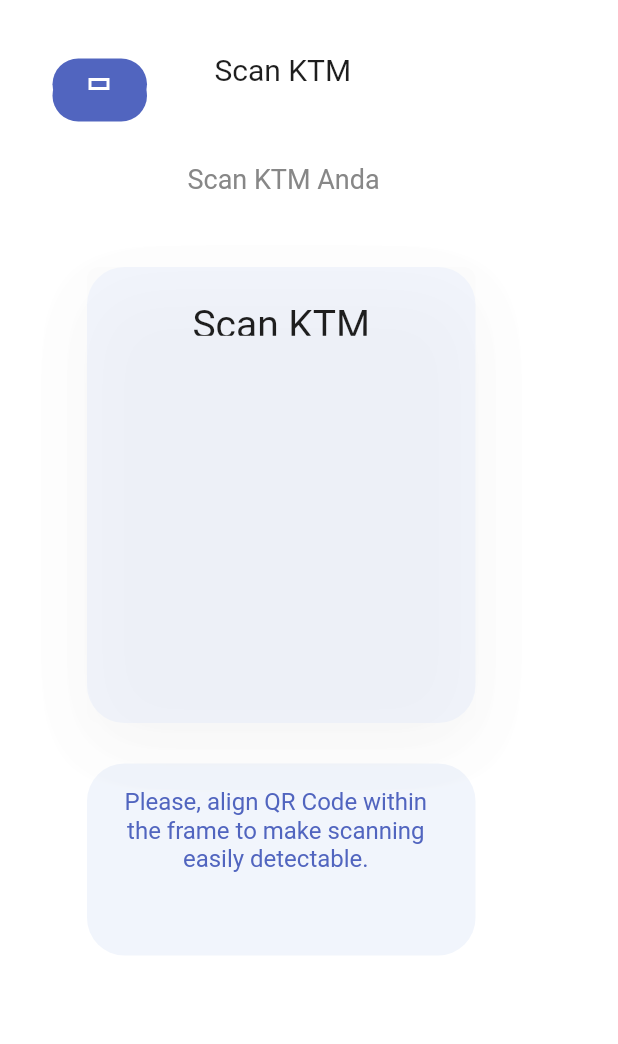
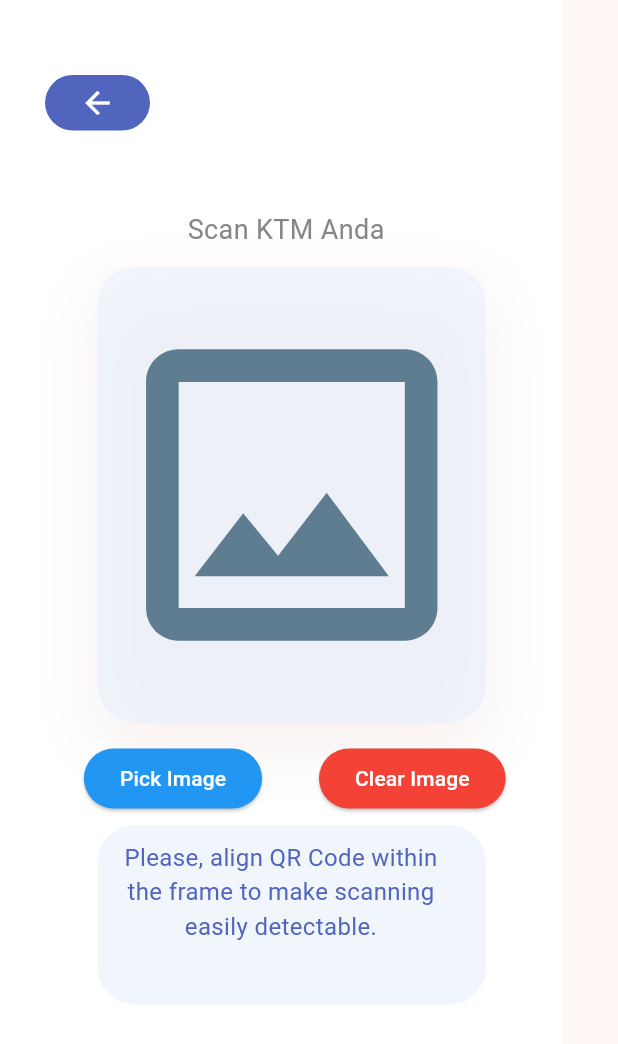
Before and after one commit to rafysp/ocr_project, a Flutter app: the screen it shows after launch, after a tap on "Get Started", after a tap on "Scan", on a phone screen of 412 x 824 dp. Shown: the top 1044 px of the screen. Run offline on Flutter 3.47's test engine with Material 3 defaults, Android fonts, the light colour scheme and no system bars; our stand-ins replace dotted_border, image_picker; Roboto replaces fonts that are missing (Arial-BoldMT, Arial-ItalicMT).

Commit message:
image picker

```diff
--- a/lib/pages/home.dart
+++ b/lib/pages/home.dart
@@ -58,7 +58,7 @@ class HomeScreen extends StatelessWidget {
                         color: Colors.white,
                         fontFamily: 'DM Sans',
                         fontSize: 16,
-                        fontWeight: FontWeight.normal,
+                        fontWeight: FontWeight.bold,
                         height: 1.3125,
                       ),
                     ),
@@ -183,7 +183,8 @@ class HomeScreen extends StatelessWidget {
                   child: Text(
                     'Selamat Datang,\nRafy Shah',
                     style: TextStyle(
-                      color: Colors.black,
+                      color: Color(0xFF5366BE),
+                      fontWeight: FontWeight.bold,
                       fontSize: 16,
                     ),
                   ),
--- a/lib/pages/scan.dart
+++ b/lib/pages/scan.dart
@@ -1,11 +1,41 @@
+import 'dart:io';
 import 'package:flutter/material.dart';
+import 'package:image_picker/image_picker.dart';
+import 'package:dotted_border/dotted_border.dart';
 
-void main() {
-  runApp(const Scan());
+class Scan extends StatefulWidget {
+  const Scan({Key? key}) : super(key: key);
+
+  @override
+  _ScanState createState() => _ScanState();
 }
 
-class Scan extends StatelessWidget {
-  const Scan({Key? key}) : super(key: key);
+class _ScanState extends State<Scan> {
+  File? imageFile; // Store the picked image file
+  final picker = ImagePicker();
+
+  Future<void> showPictureDialog() async {
+    await showDialog<void>(
+        context: context,
+        builder: (BuildContext context) {
+          return SimpleDialog(title: const Text('Select Action'), children: [
+            SimpleDialogOption(
+              onPressed: () {
+                getFromCamera();
+                Navigator.of(context).pop();
+              },
+              child: const Text('Camera'),
+            ),
+            SimpleDialogOption(
+              onPressed: () {
+                getFromGallery();
+                Navigator.of(context).pop();
+              },
+              child: const Text('Gallery'),
+            )
+          ]);
+        });
+  }
 
   @override
   Widget build(BuildContext context) {
@@ -13,28 +43,13 @@ class Scan extends StatelessWidget {
       title: 'Flutter Demo',
       debugShowCheckedModeBanner: false,
       theme: ThemeData(
-        colorScheme:
-            ColorScheme.fromSeed(seedColor: Color.fromARGB(255, 255, 0, 0)),
+        colorScheme: ColorScheme.fromSeed(
+          seedColor: const Color.fromARGB(255, 255, 0, 0),
+        ),
         useMaterial3: true,
       ),
-      home: const ScanScreen(title: 'Welcome'),
-    );
-  }
-}
-
-class ScanScreen extends StatefulWidget {
-  const ScanScreen({Key? key, required this.title}) : super(key: key);
-
-  final String title;
-
-  @override
-  State<ScanScreen> createState() => ScanPage();
-}
-
-class ScanPage extends State<ScanScreen> {
-  @override
-  Widget build(BuildContext context) {
-    return Container(
+      home: Scaffold(
+        body: Container(
           color: Colors.white,
           child: Container(
             width: 375,
@@ -45,57 +60,38 @@ class ScanPage extends State<ScanScreen> {
             ),
             child: Stack(
               children: [
-            Positioned(
-              left: 0,
-              width: 375,
-              top: 0,
-              height: 812,
-              child: Container(
+                Container(
                   width: 375,
                   height: 812,
-                decoration: BoxDecoration(
-                  color: const Color(0xffffffff),
+                  decoration: const BoxDecoration(
+                    color: Color(0xffffffff),
                   ),
                 ),
-            ),
+                GestureDetector(
+                  onTap: () {
+                    Navigator.pop(
+                        context); // Navigate back to the previous screen
+                  },
+                  child: Container(
+                    width: 200,
+                    height: 200,
+                    child: Stack(
+                      children: <Widget>[
                         Positioned(
-              left: 35,
-              width: 63,
-              top: 39,
-              height: 42,
+                          top: 50,
+                          left: 30,
                           child: Container(
-                width: 63,
-                height: 42,
+                            width: 70,
+                            height: 37,
                             decoration: BoxDecoration(
                               borderRadius: BorderRadius.circular(20),
+                              color: Color.fromRGBO(81, 101, 191, 1),
                             ),
-                child: Stack(
-                  children: [
-                    Positioned(
-                      left: 0,
-                      width: 63,
-                      top: 0,
-                      height: 34.42,
-                      child: Container(
-                        width: 63,
-                        height: 34.42,
-                        decoration: BoxDecoration(
-                          color: const Color(0xff5165bf),
-                          borderRadius: BorderRadius.circular(20),
+                            child: Center(
+                              child: Icon(
+                                Icons.arrow_back,
+                                color: Colors.white,
                               ),
-                      ),
-                    ),
-                    Positioned(
-                      left: 0,
-                      width: 63,
-                      top: 7.58,
-                      height: 34.42,
-                      child: Container(
-                        width: 63,
-                        height: 34.42,
-                        decoration: BoxDecoration(
-                          color: const Color(0xff5165bf),
-                          borderRadius: BorderRadius.circular(20),
                             ),
                           ),
                         ),
@@ -103,75 +99,49 @@ class ScanPage extends State<ScanScreen> {
                     ),
                   ),
                 ),
-            Positioned(
-              left: 54,
-              width: 24,
-              top: 44,
-              height: 24,
-              child: Stack(
-                children: [
-                  Positioned(
-                    left: 5,
-                    width: 14,
-                    top: 8,
-                    height: 8,
-                    child: Container(
-                        decoration: BoxDecoration(
-                          border: Border.all(
-                              color: const Color(0xffffffff), width: 2),
-                        ),
-                        child: Container()),
-                  ),
-                ],
-              ),
-            ),
-            Positioned(
-              left: 58,
+                Container(
+                  // second box
+                  margin: const EdgeInsets.only(left: 65, top: 550),
                   width: 259,
-              top: 509,
-              height: 128,
-              child: Container(
-                width: 259,
-                height: 128,
+                  height: 120,
                   decoration: BoxDecoration(
                     color: const Color(0xfff1f5fc),
                     borderRadius: BorderRadius.circular(25),
                   ),
                 ),
-            ),
-            Positioned(
-              left: 58,
+                Container(
+                  // first box
+                  margin: const EdgeInsets.only(left: 65, top: 178),
                   width: 259,
-              top: 178,
                   height: 304,
                   child: Stack(
                     children: [
-                  Positioned(
-                    left: 0,
-                    width: 259,
-                    top: 0,
-                    height: 304,
-                    child: Container(
+                      Container(
                         width: 259,
                         height: 304,
+                        child: SizedBox.expand(
+                          child: FittedBox(
+                              child: imageFile != null
+                                  ? Image.file(File(imageFile!.path),
+                                      fit: BoxFit.cover)
+                                  : const Icon(
+                                      Icons.image_outlined,
+                                      color: Colors.blueGrey,
+                                    )),
+                        ),
                         decoration: BoxDecoration(
                           color: const Color(0xfffcfcfc),
                           borderRadius: BorderRadius.circular(8),
                           boxShadow: const [
                             BoxShadow(
-                              color: const Color(0x0c8d8d8d),
+                              color: Color.fromARGB(11, 219, 4, 4),
                               offset: Offset(0, 16),
-                              blurRadius: 40),
+                              blurRadius: 40,
+                            ),
                           ],
                         ),
                       ),
-                  ),
-                  Positioned(
-                    left: 0,
-                    width: 259,
-                    top: 0,
-                    height: 304,
-                    child: Container(
+                      Container(
                         width: 259,
                         height: 304,
                         decoration: BoxDecoration(
@@ -181,35 +151,57 @@ class ScanPage extends State<ScanScreen> {
                             BoxShadow(
                               color: const Color(0x0c8d8d8d),
                               offset: Offset(0, 16),
-                              blurRadius: 40),
+                              blurRadius: 40,
+                            ),
                           ],
-                      ),
-                    ),
-                  ),
-                  Positioned(
-                    left: 0,
-                    width: 259,
-                    top: 23.16,
-                    height: 22.65,
-                    child: Text(
-                      'Scan KTM',
-                      textAlign: TextAlign.center,
-                      style: TextStyle(
-                          decoration: TextDecoration.none,
-                          fontSize: 26,
-                          color: const Color(0xff1e1e1e),
-                          fontFamily: 'Arial-BoldMT',
-                          fontWeight: FontWeight.normal),
-                      maxLines: 9999,
-                      overflow: TextOverflow.ellipsis,
                         ),
                       ),
                     ],
                   ),
                 ),
-            Positioned(
-              left: 83,
-              top: 525,
+                Padding(
+                  padding: const EdgeInsets.only(
+                    top: 495,
+                    left: 18,
+                  ), // Adjust the top padding as needed
+                  child: Row(
+                    mainAxisAlignment: MainAxisAlignment.spaceEvenly,
+                    children: [
+                      ElevatedButton(
+                        onPressed: () {
+                          showPictureDialog();
+                        },
+                        style: ElevatedButton.styleFrom(
+                          primary: Colors.blue, // Button color
+                        ),
+                        child: Text(
+                          'Pick Image',
+                          style: TextStyle(
+                            color: Colors.white, // Text color
+                          ),
+                        ),
+                      ),
+                      ElevatedButton(
+                        onPressed: () {
+                          setState(() {
+                            imageFile = null;
+                          });
+                        },
+                        style: ElevatedButton.styleFrom(
+                          primary: Colors.red, // Button color
+                        ),
+                        child: Text(
+                          'Clear Image',
+                          style: TextStyle(
+                            color: Colors.white, // Text color
+                          ),
+                        ),
+                      ),
+                    ],
+                  ),
+                ),
+                Container(
+                  margin: const EdgeInsets.only(left: 83, top: 560),
                   child: Text(
                     'Please, align QR Code within\nthe frame to make scanning\neasily detectable.',
                     textAlign: TextAlign.center,
@@ -218,18 +210,14 @@ class ScanPage extends State<ScanScreen> {
                       fontSize: 16,
                       color: const Color(0xff5165bf),
                       fontFamily: 'Arial-ItalicMT',
-                    fontWeight: FontWeight.normal),
+                      fontWeight: FontWeight.normal,
+                    ),
                     maxLines: 9999,
                     overflow: TextOverflow.ellipsis,
                   ),
                 ),
-            Positioned(
-                left: 88, width: 47, top: 250, height: 47, child: Container()),
-            Positioned(
-                left: 88, width: 47, top: 404, height: 47, child: Container()),
-            Positioned(
-              left: 125,
-              top: 109,
+                Container(
+                  margin: const EdgeInsets.only(left: 125, top: 140),
                   child: Text(
                     'Scan KTM Anda',
                     textAlign: TextAlign.left,
@@ -238,34 +226,43 @@ class ScanPage extends State<ScanScreen> {
                       fontSize: 18,
                       color: const Color(0xff878787),
                       fontFamily: 'Arial-ItalicMT',
-                    fontWeight: FontWeight.normal),
+                      fontWeight: FontWeight.normal,
+                    ),
                     maxLines: 9999,
                     overflow: TextOverflow.ellipsis,
                   ),
                 ),
-            Positioned(
-              left: 143,
-              top: 35,
-              child: Text(
-                'Scan KTM',
-                textAlign: TextAlign.left,
-                style: TextStyle(
-                    decoration: TextDecoration.none,
-                    fontSize: 20,
-                    color: const Color(0xff1e1e1e),
-                    fontFamily: 'Arial-ItalicMT',
-                    fontWeight: FontWeight.normal),
-                maxLines: 9999,
-                overflow: TextOverflow.ellipsis,
+              ],
             ),
           ),
-            Positioned(
-                left: 240, width: 47, top: 250, height: 47, child: Container()),
-            Positioned(
-                left: 240, width: 47, top: 404, height: 47, child: Container()),
-          ],
         ),
       ),
     );
   }
+
+  getFromGallery() async {
+    final PickedFile = await picker.pickImage(
+      source: ImageSource.gallery,
+      maxWidth: 1800,
+      maxHeight: 1800,
+    );
+    if (PickedFile != null) {
+      setState(() {
+        imageFile = File(PickedFile.path);
+      });
     }
+  }
+
+  getFromCamera() async {
+    final PickedFile = await picker.pickImage(
+      source: ImageSource.camera,
+      maxWidth: 1800,
+      maxHeight: 1800,
+    );
+    if (PickedFile != null) {
+      setState(() {
+        imageFile = File(PickedFile.path);
+      });
+    }
+  }
+}
--- a/pubspec.yaml
+++ b/pubspec.yaml
@@ -30,12 +30,15 @@ environment:
 dependencies:
   flutter:
     sdk: flutter
-  flutter_svg: ^0.22.0
+  flutter_svg: 2.0.9
+  image_picker: ^1.0.5
+  dotted_border: ^2.0.0+3
 
 
   # The following adds the Cupertino Icons font to your application.
   # Use with the CupertinoIcons class for iOS style icons.
   cupertino_icons: ^1.0.2
+
 
 dev_dependencies:
   flutter_test:
```
Also changed, not shown: pubspec.lock, 6 other files. Lines whose indentation alone changed are shown as unchanged.
